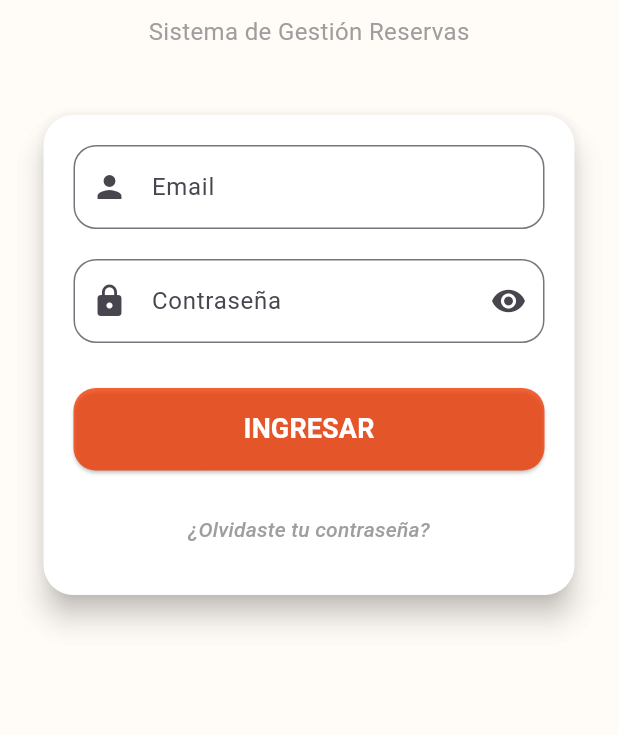
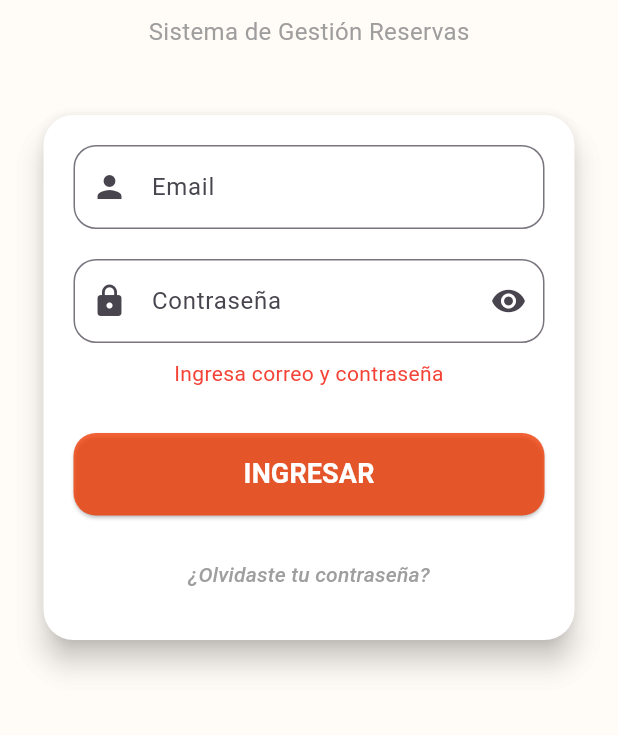
Before and after one commit to RonaldoBarragan/DineMeNow-Frontend-Movil, a Flutter app: the screen it shows after launch, after a tap on "INGRESAR", on a phone screen of 412 x 824 dp, the part 419-1154 px from its top. Run offline on Flutter 3.47's test engine with Material 3 defaults, Android fonts, the phone set to English and light mode, and no system bars.

Commit message:
feat: implementacion de servicio auth con conexion en el login (API auth)

```diff
--- a/lib/login.dart
+++ b/lib/login.dart
@@ -1,5 +1,8 @@
 import 'package:dinemenow/registro-cliente.dart';
 import 'package:flutter/material.dart';
+import 'services/auth_service.dart';
+import 'cliente_home.dart';
+
 
 // Widget principal del Login
 class Login extends StatefulWidget {
@@ -19,6 +22,81 @@ class _LoginState extends State<Login> {
 
   // Variable que controla si la contraseñase muestra o se oculta
   bool ocultarPassword = true;
+
+  // Variables de estado
+  bool loading = false;
+  String? error;
+  //metodo para iniciar sesion
+  Future<void> iniciarSesion() async {
+  if (emailController.text.trim().isEmpty ||
+      passwordController.text.isEmpty) {
+    setState(() {
+      error = "Ingresa correo y contraseña";
+    });
+    return;
+  }
+
+  try {
+    setState(() {
+      loading = true;
+      error = null;
+    });
+
+    final response = await AuthService.login(
+      correo: emailController.text.trim(),
+      password: passwordController.text,
+    );
+
+    print("Respuesta Login:");
+    print(response);
+
+    final roles = response["roles"];
+
+    if (roles == null || roles.isEmpty) {
+      throw Exception("El usuario no tiene roles asignados");
+    }
+
+    final role = roles[0].toString().toLowerCase();
+
+    if (response["mustChangePassword"] == true) {
+      ScaffoldMessenger.of(context).showSnackBar(
+        const SnackBar(
+          content: Text("Debe cambiar su contraseña"),
+        ),
+      );
+
+      return;
+    }
+
+    if (role.contains("cliente") || role.contains("ROL_CLIENTE")) {
+        Navigator.pushReplacement(
+          context,
+          MaterialPageRoute(builder: (context) => const ClienteHome()),
+        );
+
+      //} else if (role.contains("mesero") || role.contains("empleado")) {
+      //  Navigator.pushReplacement(
+      //    context,
+      //    MaterialPageRoute(builder: (context) => const MeseroHome()),
+      //  );
+
+    } else {
+      ScaffoldMessenger.of(context).showSnackBar(
+        SnackBar(
+          content: Text("Rol no reconocido: $role"),
+        ),
+      );
+    }
+  } catch (e) {
+    setState(() {
+      error = e.toString().replaceAll("Exception: ", "");
+    });
+  } finally {
+    setState(() {
+      loading = false;
+    });
+  }
+}
 
   @override
   Widget build(BuildContext context) {
@@ -152,6 +230,18 @@ class _LoginState extends State<Login> {
                           ),
                         ),
                       ),
+                      if (error != null)
+                        Padding(
+                          padding: const EdgeInsets.only(top: 10),
+                          child: Text(
+                            error!,
+                            style: const TextStyle(
+                              color: Colors.red,
+                              fontSize: 14,
+                            ),
+                            textAlign: TextAlign.center,
+                          ),
+                        ),
 
                       const SizedBox(height: 30),
 
@@ -161,11 +251,7 @@ class _LoginState extends State<Login> {
                         height: 55,
 
                         child: ElevatedButton(
-                          onPressed: () {
-                            print("Usuario: ${emailController.text}");
-
-                            print("Password: ${passwordController.text}");
-                          },
+                          onPressed: loading ? null : iniciarSesion,
 
                           style: ElevatedButton.styleFrom(
                             backgroundColor: const Color.fromRGBO(241, 56, 0, 0.774),
@@ -175,7 +261,11 @@ class _LoginState extends State<Login> {
                             ),
                           ),
 
-                          child: const Text(
+                          child: loading
+                              ? const CircularProgressIndicator(
+                                  color: Colors.white,
+                                )
+                              : const Text(
                                   "INGRESAR",
                                   style: TextStyle(
                                     fontSize: 18,
--- /dev/null
+++ b/lib/services/auth_service.dart
@@ -0,0 +1,43 @@
+import 'dart:convert';
+import 'package:http/http.dart' as http;
+
+class AuthService {
+
+  static const String apiUrl =
+      //"http://10.0.2.2:8080/api/auth/login";
+      "http://127.0.0.1:8080/api/auth/login";
+
+  static Future<Map<String, dynamic>> login({
+    required String correo,
+    required String password,
+  }) async {
+
+    final response = await http.post(
+      Uri.parse(apiUrl),
+      headers: {
+        "Content-Type": "application/json",
+      },
+      body: jsonEncode({
+        //"user": correo,
+        "correo": correo,
+        //"pass": password,
+        "password": password,
+      }),
+    );
+
+    final json =
+        jsonDecode(response.body);
+
+    if (response.statusCode >= 200 &&
+        response.statusCode < 300) {
+      return json;
+    }
+
+    throw Exception(
+      json["mensaje"] ??
+      json["error"] ??
+      json["message"] ??
+      "Error en login",
+    );
+  }
+}
--- a/pubspec.yaml
+++ b/pubspec.yaml
@@ -31,8 +31,8 @@ dependencies:
   flutter:
     sdk: flutter
 
-  # The following adds the Cupertino Icons font to your application.
-  # Use with the CupertinoIcons class for iOS style icons.
+  http: ^1.2.1
+
   cupertino_icons: ^1.0.8
 
 dev_dependencies:
```
Also changed, not shown: lib/cliente_home.dart (added, +20 -0 lines), pubspec.lock. Lines whose indentation alone changed are shown as unchanged.
